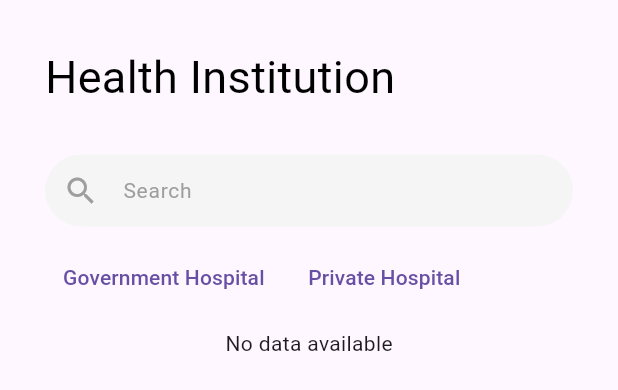
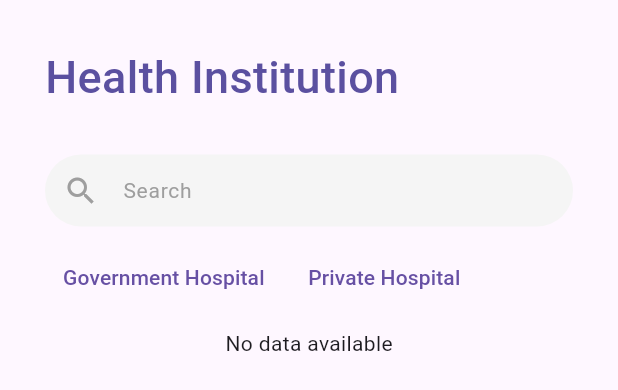
Before and after one commit to CapillanesFrizty/CanLineCom, a Flutter app: the HealthInstitutionScreen widget shown alone on an empty page, opened directly, on a phone screen of 412 x 824 dp. Shown: the top 390 px of the screen. Run offline on Flutter 3.47's test engine with Material 3 defaults, Android fonts, the phone set to English and light mode, and no system bars; our stand-ins replace flutter_svg, go_router, google_fonts, supabase_flutter; accounts and stored records are empty; Roboto replaces fonts that are missing (Gilroy-Medium).

```diff
--- a/canlineapp/lib/screen/HealthInstitution/HealthInstitutionScreen.dart
+++ b/canlineapp/lib/screen/HealthInstitution/HealthInstitutionScreen.dart
@@ -28,7 +28,7 @@ class HealthInstitutionScreen extends StatelessWidget {
       padding: EdgeInsets.all(30.0),
       child: Text(
         "Health Institution",
-        style: TextStyle(fontSize: 30.0, color: Colors.black),
+        style: TextStyle(fontFamily: "Gilroy-Medium", fontWeight: FontWeight.w500, fontSize: 30.0, color: Color(0xFF5B50A0)),
       ),
     );
   }
@@ -86,7 +86,7 @@ class HealthInstitutionScreen extends StatelessWidget {
           return const Center(child: Text('Error fetching data'));
         }
 
-        final List<Map<String, dynamic>> healthInst = snapshot.data as List<Map<String, dynamic>>? ?? [];
+        final List<Map<String, dynamic>> healthInst = snapshot.data ?? [];
 
         if (healthInst.isEmpty) {
           return const Center(child: Text('No data available'));
--- a/canlineapp/pubspec.yaml
+++ b/canlineapp/pubspec.yaml
@@ -12,6 +12,7 @@ dependencies:
   flutter_svg: ^2.0.10+1
   go_router: ^14.2.7
   supabase_flutter: ^2.7.0
+  google_fonts: ^6.0.0
 
 
 dev_dependencies:
```
Also changed, not shown: canlineapp/lib/screen/Blogs/BlogsScreen.dart (+14 -6 lines), canlineapp/pubspec.lock.
